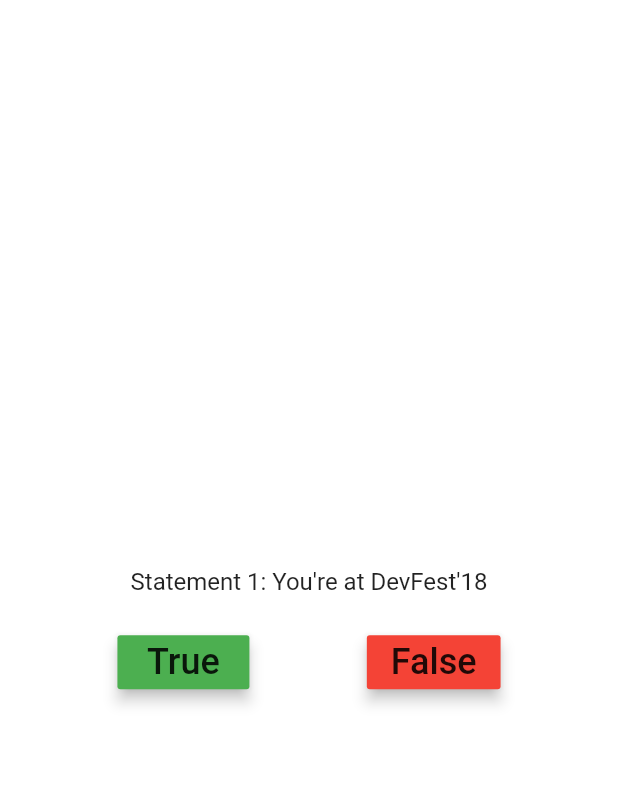
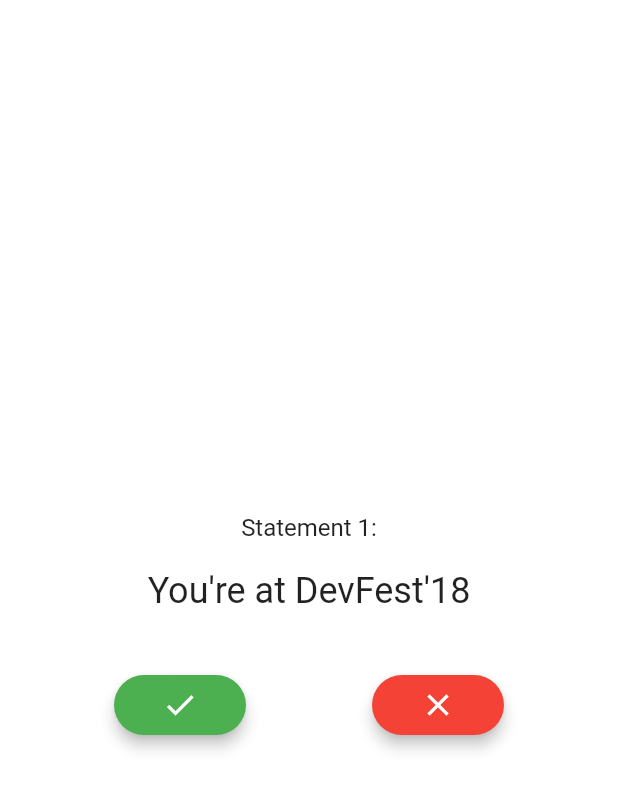
Before and after one commit to GDGManipal/Devfest18-flutter, a Flutter app: the screen it shows after launch, on a phone screen of 412 x 824 dp. Shown: the top 790 px of the screen. Run offline on Flutter 3.47's test engine with Material 2 defaults, Android fonts, the phone set to English and light mode, and no system bars.

Commit message:
Final UI changes

```diff
--- a/lib/UI/answer_button.dart
+++ b/lib/UI/answer_button.dart
@@ -8,15 +8,33 @@ class AnswerButton extends StatelessWidget {
 
   @override
   Widget build(BuildContext context) {
-    return new RaisedButton(
-      onPressed: () => _onTap(),
-      elevation: 4.0,
-      color: _answer == true ? Colors.green : Colors.red,
-      child: new Text(
-        _answer == true ? "True" : "False",
-        style: new TextStyle(
-          fontSize: 24.0,
-          fontFamily: "Roboto",
+    return Padding(
+      padding: const EdgeInsets.all(8.0),
+      child: new RaisedButton(
+        onPressed: () => _onTap(),
+        elevation: 4.0,
+        color: _answer == true ? Colors.green : Colors.red,
+        shape: StadiumBorder(),
+        child: Padding(
+          padding: const EdgeInsets.all(8.0),
+          child: Row(
+            children: <Widget>[
+              new Icon(
+                  _answer == true ? Icons.done : Icons.close,
+                color: Colors.white,
+              ),
+//              new SizedBox(width: 10.0),
+//              new Text(
+//                _answer == true ? "True" : "False",
+//                style: new TextStyle(
+//                  fontSize: 24.0,
+//                  fontFamily: "Roboto",
+//                  fontWeight: FontWeight.w300,
+//                  color: Colors.white
+//                ),
+//              ),
+            ],
+          ),
         ),
       ),
     );
--- a/lib/UI/question_text.dart
+++ b/lib/UI/question_text.dart
@@ -1,5 +1,4 @@
 import 'package:flutter/material.dart';
-
 class QuestionText extends StatefulWidget {
   final String _question;
   final int _questionNumber;
@@ -15,19 +14,31 @@ class QuestionTextState extends State<QuestionText> {
   Widget build(BuildContext context) {
     return new Material(
       color: Colors.white,
+
       child: new Padding(
-          padding: new EdgeInsets.symmetric(vertical: 20.0),
+          padding: new EdgeInsets.symmetric(vertical: 20.0, horizontal: 20.0),
           child: new Center(
-            child: new Text(
+
+            child: Column(
+              children: <Widget>[
+                new Text(
                   "Statement " +
                       widget._questionNumber.toString() +
-                  ": " +
-                  widget._question,
+                      ":\n" ,
                   style: new TextStyle(
                     fontSize: 16.0,
                     fontFamily: "Roboto",
                   ),
                 ),
+                new Text(
+                      widget._question,
+                  style: new TextStyle(
+                    fontSize: 24.0,
+                    fontFamily: "Roboto",
+                  ),
+                )
+              ],
+            ),
           )),
     );
   }
--- a/lib/UI/result_overlay.dart
+++ b/lib/UI/result_overlay.dart
@@ -25,6 +25,7 @@ class ResultOverlayState extends State<ResultOverlay> {
                 style: new TextStyle(
                   fontSize: 32.0,
                   fontFamily: "Roboto",
+                  color: Colors.white
                 ),
               ),
             ),
--- a/lib/main.dart
+++ b/lib/main.dart
@@ -4,6 +4,7 @@ import './pages/quiz_page.dart';
 
 void main() {
   runApp(new MaterialApp(
+    debugShowCheckedModeBanner: false,
     home: new QuizPage(),
   ));
 }
--- a/lib/pages/quiz_page.dart
+++ b/lib/pages/quiz_page.dart
@@ -56,6 +56,7 @@ class QuizPageState extends State<QuizPage> {
                 child: new Container(),
               ),
               new QuestionText(questionText, questionNumber),
+              new SizedBox(height: 10.0),
               new Row(
                 children: <Widget>[
                   new Expanded(child: new Container()),
--- a/lib/pages/score_page.dart
+++ b/lib/pages/score_page.dart
@@ -15,27 +15,30 @@ class ScorePage extends StatelessWidget {
         child: new Column(
           mainAxisAlignment: MainAxisAlignment.center,
           children: <Widget>[
+            new Expanded(child: new Container()),
             new Text(
               "Your Score: ",
               style: new TextStyle(
                   color: Colors.white,
-                  fontWeight: FontWeight.bold,
-                  fontSize: 50.0),
+                  fontSize: 25.0),
             ),
             new Text(score.toString() + "/" + totalQuestions.toString(),
                 style: new TextStyle(
                     color: Colors.white,
                     fontWeight: FontWeight.bold,
                     fontSize: 50.0)),
+            new Expanded(child: new Container()),
             new IconButton(
-                icon: new Icon(Icons.arrow_right),
+                icon: new Icon(Icons.refresh),
                 color: Colors.white,
                 iconSize: 50.0,
                 onPressed: () =>
                     Navigator.of(context).pushAndRemoveUntil(
                         new MaterialPageRoute(
                             builder: (BuildContext context) => new QuizPage()),
-                            (Route route) => route == null))
+                            (Route route) => route == null)
+            ),
+            new Expanded(child: new Container())
           ],
         ));
   }
```
Lines whose indentation alone changed are shown as unchanged.
